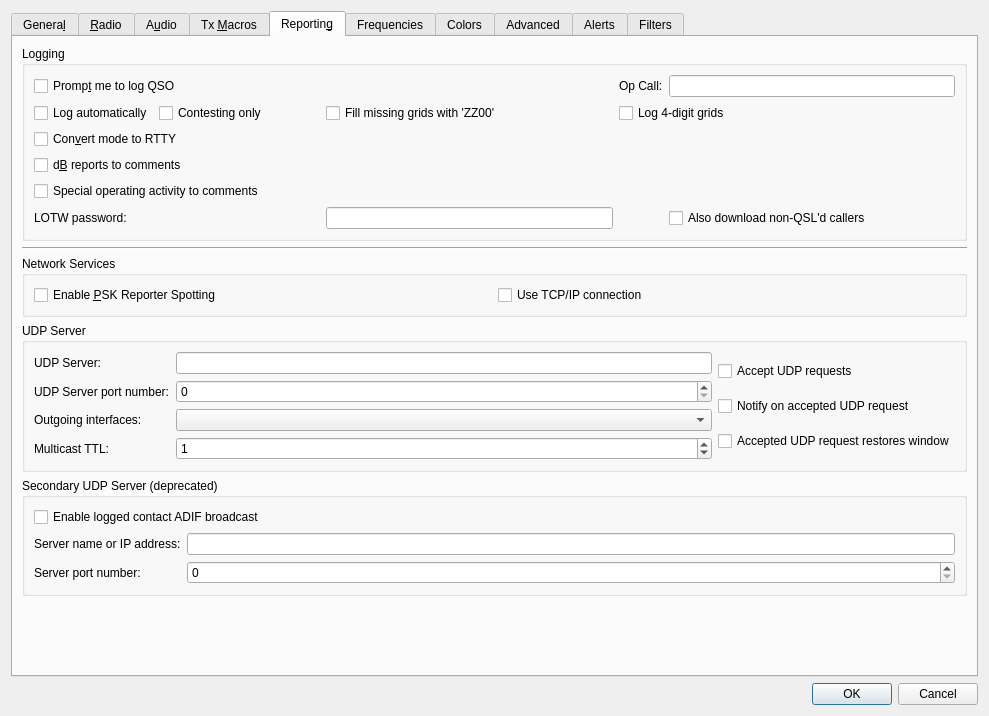
iu8lmc/Decodium-3.0-Codename-Raptor, file Configuration.ui: the form before one commit.
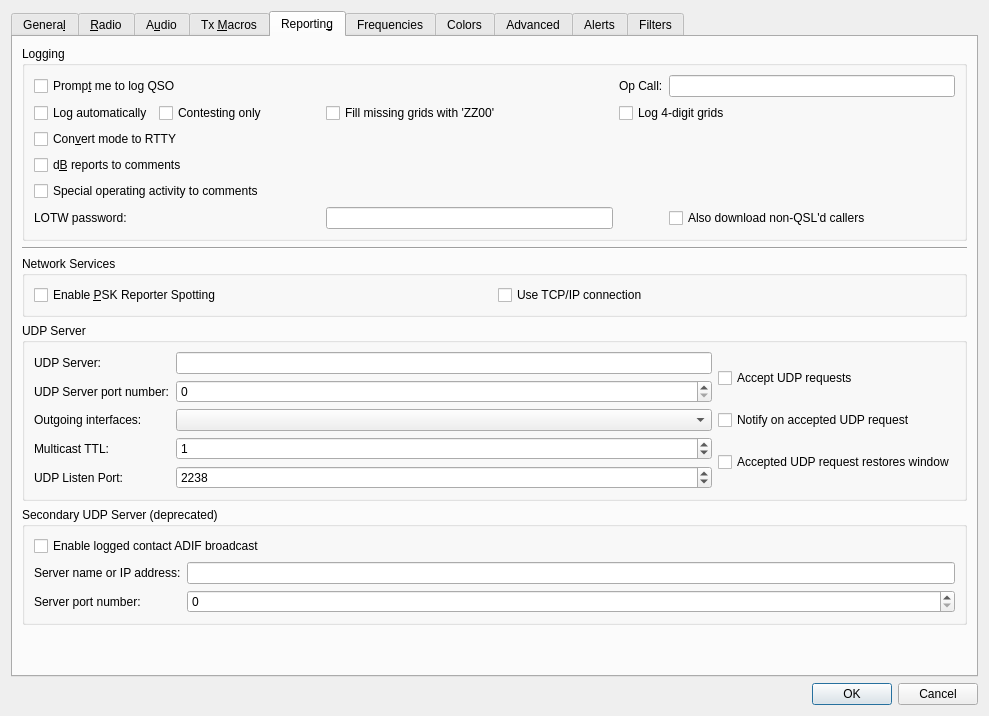
The form after the commit. The open tabs and pages were chosen to show the change. Custom widgets are drawn as their Qt base class.

Commit message: Build 2603070006: UDP listen port fix, Dual Carrier -3dB warning, firewall port 2238

What changed in the file:
```diff
--- a/Configuration.ui
+++ b/Configuration.ui
@@ -2487,6 +2487,29 @@
               </property>
              </widget>
             </item>
+            <item row="4" column="0">
+             <widget class="QLabel" name="udp_listen_port_label">
+              <property name="text">
+               <string>UDP Listen Port:</string>
+              </property>
+              <property name="buddy">
+               <cstring>udp_listen_port_spin_box</cstring>
+              </property>
+             </widget>
+            </item>
+            <item row="4" column="1">
+             <widget class="QSpinBox" name="udp_listen_port_spin_box">
+              <property name="toolTip">
+               <string>&lt;html&gt;&lt;head/&gt;&lt;body&gt;&lt;p&gt;Porta fissa su cui Decodium ascolta comandi UDP in ingresso (es. da DecoAlert). Default 2238. 0 = porta casuale.&lt;/p&gt;&lt;/body&gt;&lt;/html&gt;</string>
+              </property>
+              <property name="maximum">
+               <number>65535</number>
+              </property>
+              <property name="value">
+               <number>2238</number>
+              </property>
+             </widget>
+            </item>
            </layout>
           </item>
           <item row="0" column="1">
```
The commit also changes 12 other files.
